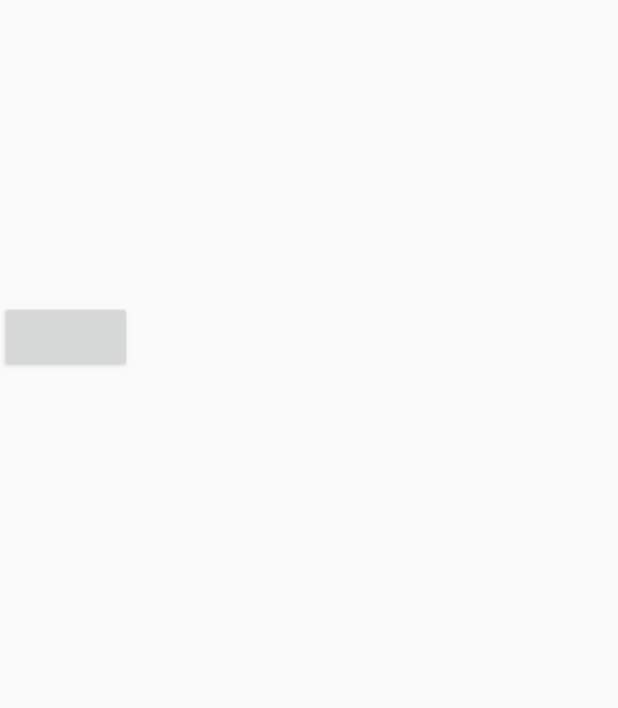
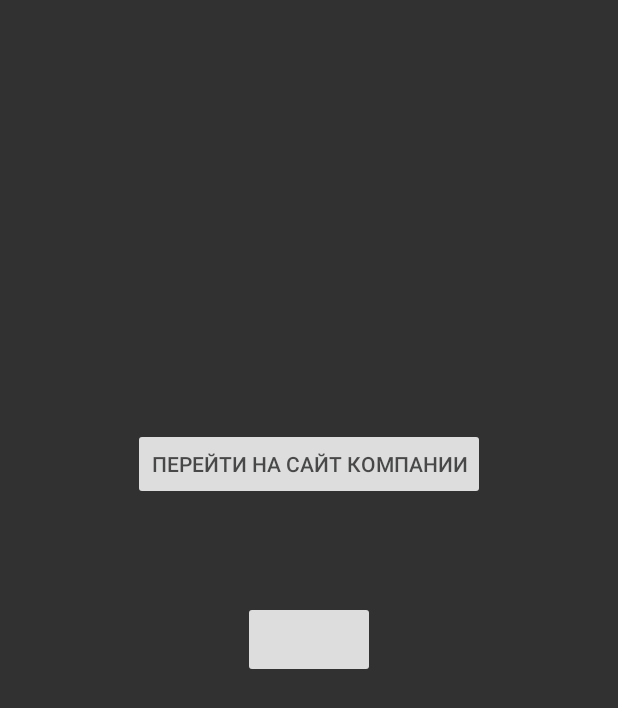
Before and after one commit to slipquack/TaxiHelp, an Android app: the Customers screen opened directly, with no data from a screen before it, on a phone screen of 412 x 824 dp. Shown: the top 708 px of the screen. Run offline under Robolectric (Android 15) with nearby library versions, the phone set to English and light mode, and no system bars; 5 statements that could not run were skipped.

Commit message:
15.11.2017 8:07

```diff
--- a/app/src/main/java/com/example/quack_do/taxihelp3/Customers.java
+++ b/app/src/main/java/com/example/quack_do/taxihelp3/Customers.java
@@ -34,7 +34,7 @@ import static android.net.Uri.parse;
 public class Customers extends Activity{
 
 
-    String phone;
+
     @Override
     public void onCreate(Bundle savedInstanceState) {
         super.onCreate(savedInstanceState);
@@ -50,6 +50,12 @@ public class Customers extends Activity{
         TextView textAddress = (this).findViewById(R.id.address);
         String address = extras.getString("address");
         textAddress.setText(address);
+
+        TextView textDescription = (this).findViewById(R.id.description);
+        String description  = extras.getString("text");
+        textDescription.setText(description);
+
+        Button nameSite = (this).findViewById(R.id.site);
 
         Button textPhone = (this).findViewById(R.id.phone);
         String phone = extras.getString("phone");
@@ -93,4 +99,12 @@ public class Customers extends Activity{
         Intent intent = new Intent(Intent.ACTION_DIAL, number);
         startActivity(intent);
     }
+
+    public  void goToSite(View view) {
+        Bundle extras = getIntent().getExtras();
+        String nameSite = extras.getString("site");
+        Uri name = Uri.parse("http:" + nameSite);
+        Intent intent = new Intent(Intent.ACTION_VIEW, name);
+        startActivity(intent);
+    }
 }
--- a/app/src/main/java/com/example/quack_do/taxihelp3/GeoGame.java
+++ b/app/src/main/java/com/example/quack_do/taxihelp3/GeoGame.java
@@ -47,6 +47,8 @@ public class GeoGame extends MapsActivity {
                         intent.putExtra("address", feature.getProperty("address"));
                         intent.putExtra("phone", feature.getProperty("phone"));
                         intent.putExtra("img", feature.getProperty("img"));
+                        intent.putExtra("text", feature.getProperty("text"));
+                        intent.putExtra("site", feature.getProperty("site"));
                         startActivity(intent);
                     }
                 });
--- a/app/src/main/java/com/example/quack_do/taxihelp3/GeoKafe.java
+++ b/app/src/main/java/com/example/quack_do/taxihelp3/GeoKafe.java
@@ -55,6 +55,8 @@ public class GeoKafe extends MapsActivity {
                         intent.putExtra("address", feature.getProperty("address"));
                         intent.putExtra("phone", feature.getProperty("phone"));
                         intent.putExtra("img", feature.getProperty("img"));
+                        intent.putExtra("text", feature.getProperty("text"));
+                        intent.putExtra("site", feature.getProperty("site"));
                         startActivity(intent);
                     }
                 });
--- a/app/src/main/java/com/example/quack_do/taxihelp3/GeoRepair.java
+++ b/app/src/main/java/com/example/quack_do/taxihelp3/GeoRepair.java
@@ -47,6 +47,8 @@ public class GeoRepair extends MapsActivity{
                     intent.putExtra("address", feature.getProperty("address"));
                     intent.putExtra("phone",feature.getProperty("phone"));
                     intent.putExtra("img", feature.getProperty("img"));
+                    intent.putExtra("text", feature.getProperty("text"));
+                    intent.putExtra("site", feature.getProperty("site"));
                     startActivity(intent);
                 }
             });
--- a/app/src/main/java/com/example/quack_do/taxihelp3/GeoService.java
+++ b/app/src/main/java/com/example/quack_do/taxihelp3/GeoService.java
@@ -51,6 +51,8 @@ public class GeoService extends MapsActivity {
                         intent.putExtra("address", feature.getProperty("address"));
                         intent.putExtra("phone", feature.getProperty("phone"));
                         intent.putExtra("img", feature.getProperty("img"));
+                        intent.putExtra("text", feature.getProperty("text"));
+                        intent.putExtra("site", feature.getProperty("site"));
                         startActivity(intent);
                     }
                 });
--- a/app/src/main/java/com/example/quack_do/taxihelp3/GeoSink.java
+++ b/app/src/main/java/com/example/quack_do/taxihelp3/GeoSink.java
@@ -54,6 +54,8 @@ public class GeoSink extends MapsActivity {
                         intent.putExtra("address", feature.getProperty("address"));
                         intent.putExtra("phone", feature.getProperty("phone"));
                         intent.putExtra("img", feature.getProperty("img"));
+                        intent.putExtra("text", feature.getProperty("text"));
+                        intent.putExtra("site", feature.getProperty("site"));
                         startActivity(intent);
                     }
                 });
--- a/app/src/main/res/layout/info_window.xml
+++ b/app/src/main/res/layout/info_window.xml
@@ -1,29 +1,71 @@
 <?xml version="1.0" encoding="utf-8"?>
-<LinearLayout xmlns:android="http://schemas.android.com/apk/res/android"
+<ScrollView xmlns:android="http://schemas.android.com/apk/res/android"
 android:orientation="vertical"
 android:layout_width="match_parent"
 android:layout_height="match_parent"
-android:id="@+id/infoView">
-    <TextView
-        android:layout_width="wrap_content"
-        android:layout_height="wrap_content"
-        android:textSize="23dp"
-        android:layout_gravity="center_horizontal"
-        android:id="@+id/label"/>
-    <ImageView
-        android:layout_width="200dp"
-        android:layout_height="150dp"
-        android:id="@+id/image"/>
+android:id="@+id/infoView"
+    android:background="#000"
+    android:alpha="0.8">
+
+    <LinearLayout
+        android:layout_width="match_parent"
+        android:layout_height="match_parent"
+        android:orientation="vertical">
 
     <TextView
         android:layout_width="wrap_content"
         android:layout_height="wrap_content"
-        android:id="@+id/address"/>
+        android:textSize="30dp"
+        android:textColor="#fff"
+        android:textStyle="bold"
+        android:layout_gravity="center"
+        android:id="@+id/label"/>
+
+    <ImageView
+        android:id="@+id/image"
+        android:layout_width="match_parent"
+        android:layout_height="150dp"
+        android:layout_below="@id/label"
+        android:layout_marginTop="50dp"
+        android:padding="10dp" />
+
+    <TextView
+        android:layout_width="wrap_content"
+        android:textColor="#fff"
+        android:layout_height="wrap_content"
+        android:textSize="18dp"
+        android:id="@+id/description"
+        android:layout_below="@id/image"/>
 
     <Button
         android:layout_width="wrap_content"
         android:layout_height="wrap_content"
+        android:layout_marginTop="20dp"
+        android:layout_gravity="center"
+        android:layout_below="@id/description"
+        android:id="@+id/site"
+        android:onClick="goToSite"
+        android:text="Перейти на сайт компании"/>
+
+    <TextView
+        android:layout_width="wrap_content"
+        android:layout_height="wrap_content"
+        android:textSize="20dp"
+        android:textColor="#fff"
+        android:textStyle="italic"
+        android:layout_below="@id/site"
+        android:layout_marginTop="20dp"
+        android:id="@+id/address"/>
+
+    <Button
         android:id="@+id/phone"
-        android:onClick="onClick"/>
+        android:layout_width="wrap_content"
+        android:layout_height="wrap_content"
+        android:layout_below="@id/address"
+        android:layout_gravity="center"
+        android:layout_marginTop="20dp"
+        android:onClick="onClick"
+        android:textSize="23dp" />
 
-</LinearLayout>
+    </LinearLayout>
+</ScrollView>
```
Also changed, not shown: app/src/main/res/raw/test.json (added, +18 -0 lines), app/src/main/res/values/strings.xml (+5 -5 lines).
